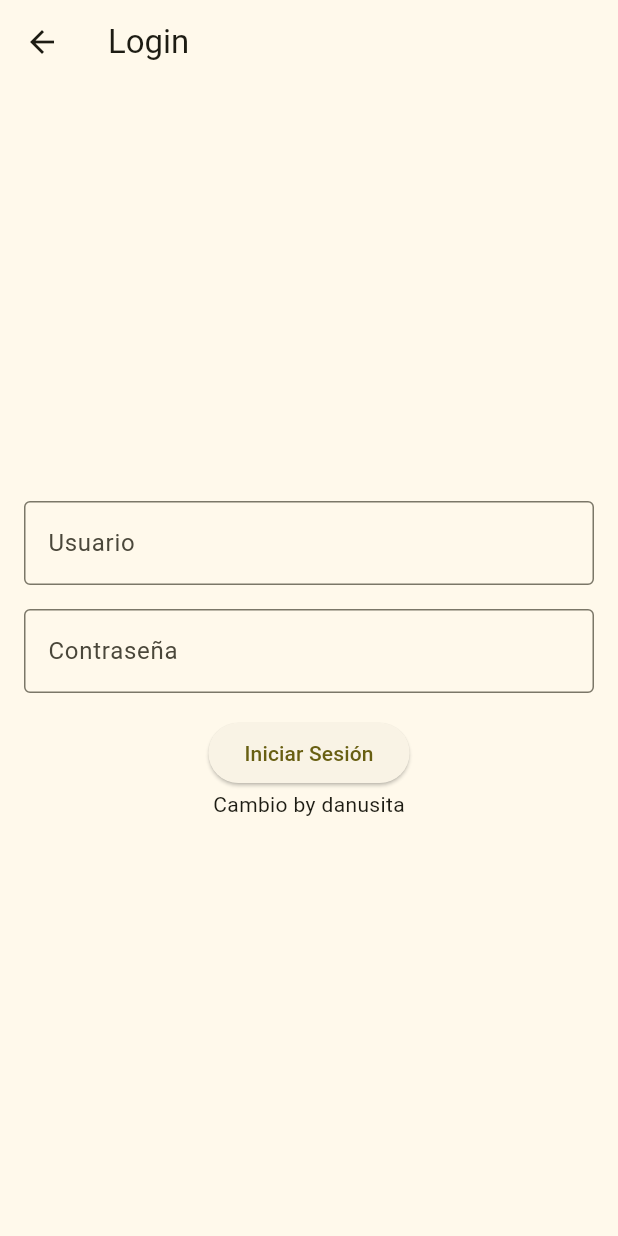
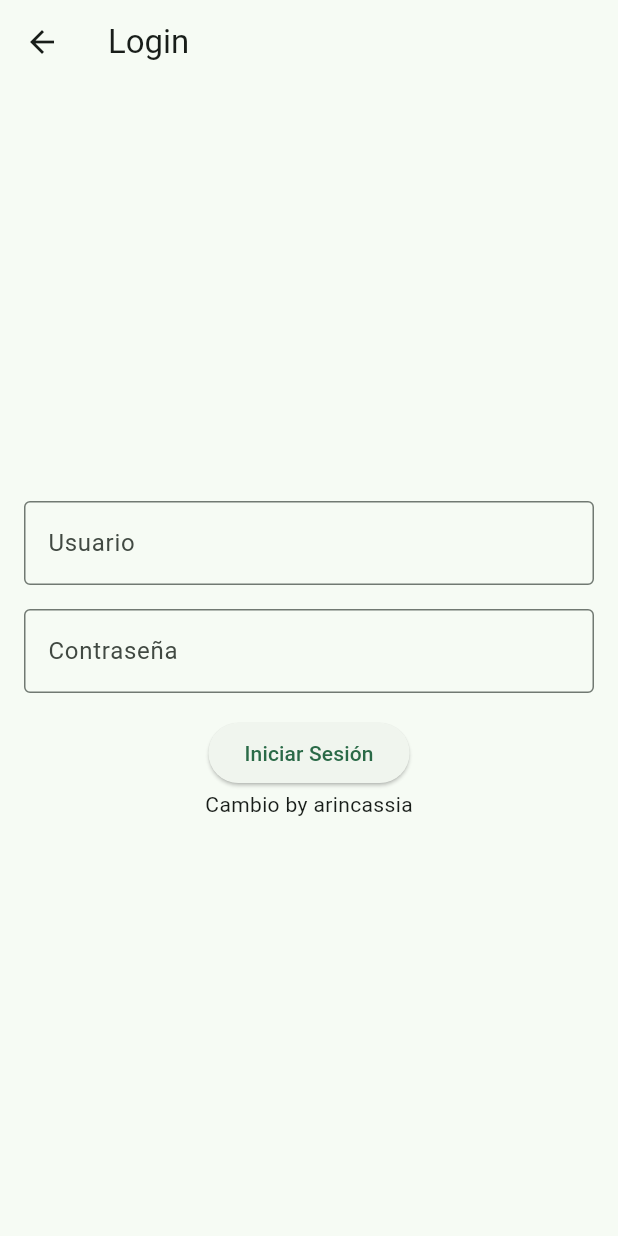
Before and after one commit to danusitacm/dcristaldo-flutter01, a Flutter app: the screen it shows after launch, after a tap on "Ir a Login", on a phone screen of 412 x 824 dp. Run offline on Flutter 3.47's test engine with Material 3 defaults, Android fonts, the phone set to English and light mode, and no system bars.

Commit message:
Colaboracion de Alejandra

```diff
--- a/lib/login_screen.dart
+++ b/lib/login_screen.dart
@@ -37,7 +37,7 @@ class LoginScreen extends StatelessWidget {
             ),
             Title(
               color: Colors.black,
-              child: const Text("Cambio by danusita")
+              child: const Text("Cambio by arincassia")
             )
           ],
         ),
--- a/lib/main.dart
+++ b/lib/main.dart
@@ -29,9 +29,9 @@ class MyApp extends StatelessWidget {
         //
         // This works for code too, not just values: Most code changes can be
         // tested with just a hot reload.
-        colorScheme: ColorScheme.fromSeed(seedColor: Colors.yellow),
+        colorScheme: ColorScheme.fromSeed(seedColor: const Color.fromARGB(255, 11, 173, 106)),
       ),
-      home: const MyHomePage(title: 'Flutter Demo Alejandra Home Page '),
+      home: const MyHomePage(title: 'Flutter Demo Daniela Home Page '),
     );
   }
 }
@@ -131,7 +131,7 @@ class _MyHomePageState extends State<MyHomePage> {
               '$_counter',
               style: Theme.of(context).textTheme.headlineMedium,
             ),
-            Text('Hola soy Alejandra'),
+            Text('Hola soy Daniela'),
             ElevatedButton(
             onPressed: () {
               _showWarningDialog(context);
```
